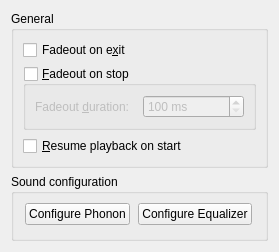
Before: the Qt Designer form src/configdialog/dialogs/PlaybackConfig.ui in KDE/amarok, drawn with Qt 5.
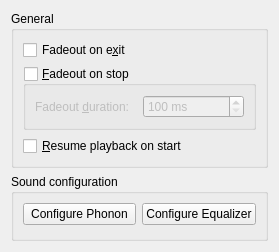
After: the same form once the commit is applied.

Commit message: Make horizontal button layout more sane.

Patch:
```diff
--- a/src/configdialog/dialogs/PlaybackConfig.ui
+++ b/src/configdialog/dialogs/PlaybackConfig.ui
@@ -111,7 +111,7 @@
         <item>
          <widget class="QPushButton" name="pushButtonPhonon">
           <property name="sizePolicy">
-           <sizepolicy hsizetype="Fixed" vsizetype="Fixed">
+           <sizepolicy hsizetype="MinimumExpanding" vsizetype="Fixed">
             <horstretch>0</horstretch>
             <verstretch>0</verstretch>
            </sizepolicy>
@@ -127,7 +127,7 @@
         <item>
          <widget class="QPushButton" name="equalizerButton">
           <property name="sizePolicy">
-           <sizepolicy hsizetype="Fixed" vsizetype="Fixed">
+           <sizepolicy hsizetype="MinimumExpanding" vsizetype="Fixed">
             <horstretch>0</horstretch>
             <verstretch>0</verstretch>
            </sizepolicy>
```
